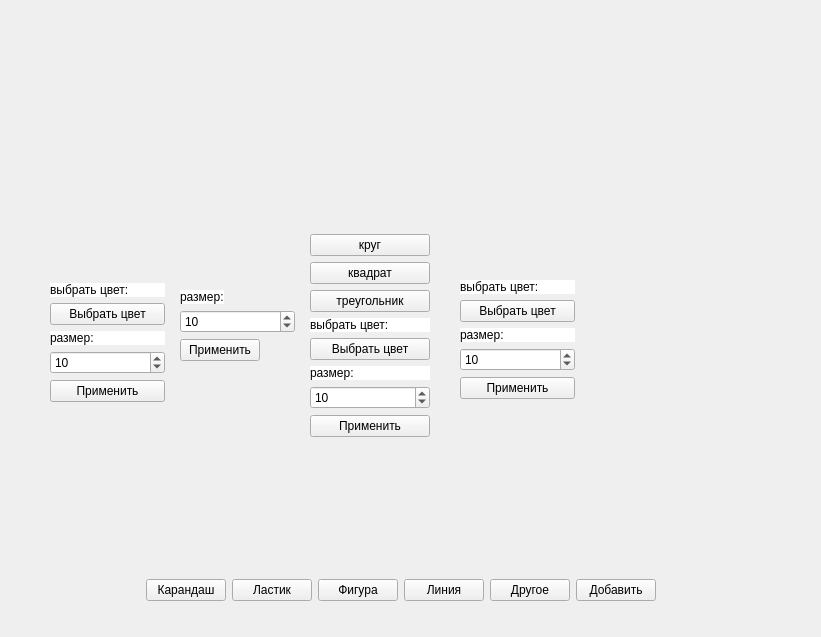
Above: layouts/whiteboard.ui from banana-dan/Whiteboards before the change. Below: the same form after it.
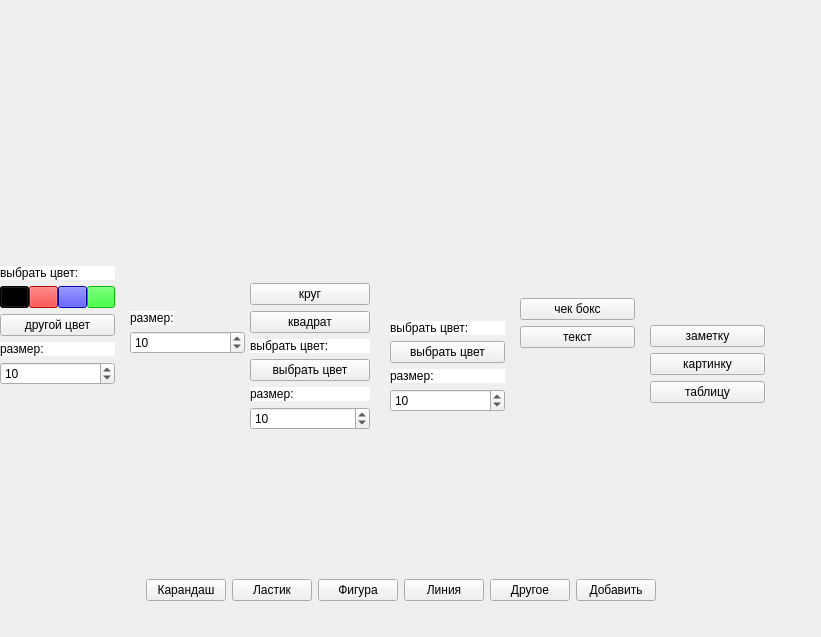
That is the form after the change.

The edit to the form file:
```diff
--- a/layouts/whiteboard.ui
+++ b/layouts/whiteboard.ui
@@ -156,7 +156,7 @@
   <widget class="QWidget" name="figureLayout" native="true">
    <property name="geometry">
     <rect>
-     <x>310</x>
+     <x>250</x>
      <y>120</y>
      <width>120</width>
      <height>317</height>
@@ -173,7 +173,7 @@
      <number>0</number>
     </property>
     <property name="bottomMargin">
-     <number>0</number>
+     <number>7</number>
     </property>
     <item>
      <spacer name="verticalSpacer_3">
@@ -202,13 +202,6 @@
       </property>
      </widget>
     </item>
-    <item>
-     <widget class="QPushButton" name="pushButton">
-      <property name="text">
-       <string>треугольник</string>
-      </property>
-     </widget>
-    </item>
     <item>
      <widget class="QLabel" name="label_6">
       <property name="styleSheet">
@@ -222,7 +215,7 @@
     <item>
      <widget class="QPushButton" name="chooseFigureColorButton">
       <property name="text">
-       <string>Выбрать цвет</string>
+       <string>выбрать цвет</string>
       </property>
      </widget>
     </item>
@@ -239,26 +232,19 @@
     <item>
      <widget class="QSpinBox" name="chooseFigureSizeSpinBox">
       <property name="maximum">
-       <number>100</number>
+       <number>999</number>
       </property>
       <property name="value">
        <number>10</number>
       </property>
      </widget>
     </item>
-    <item>
-     <widget class="QPushButton" name="applyPenButton_2">
-      <property name="text">
-       <string>Применить</string>
-      </property>
-     </widget>
-    </item>
    </layout>
   </widget>
   <widget class="QWidget" name="eraserLayout" native="true">
    <property name="geometry">
     <rect>
-     <x>180</x>
+     <x>130</x>
      <y>210</y>
      <width>115</width>
      <height>151</height>
@@ -275,7 +261,7 @@
      <number>0</number>
     </property>
     <property name="bottomMargin">
-     <number>0</number>
+     <number>7</number>
     </property>
     <item>
      <spacer name="verticalSpacer">
@@ -322,26 +308,13 @@
       </property>
      </widget>
     </item>
-    <item>
-     <widget class="QPushButton" name="applyEraserButton">
-      <property name="sizePolicy">
-       <sizepolicy hsizetype="Fixed" vsizetype="Fixed">
-        <horstretch>0</horstretch>
-        <verstretch>0</verstretch>
-       </sizepolicy>
-      </property>
-      <property name="text">
-       <string>Применить</string>
-      </property>
-     </widget>
-    </item>
    </layout>
   </widget>
   <widget class="QWidget" name="penLayout" native="true">
    <property name="geometry">
     <rect>
-     <x>50</x>
-     <y>190</y>
+     <x>0</x>
+     <y>180</y>
      <width>115</width>
      <height>212</height>
     </rect>
@@ -357,7 +330,7 @@
      <number>0</number>
     </property>
     <property name="bottomMargin">
-     <number>0</number>
+     <number>7</number>
     </property>
     <item>
      <spacer name="verticalSpacer_2">
@@ -382,10 +355,81 @@
       </property>
      </widget>
     </item>
+    <item>
+     <layout class="QHBoxLayout" name="horizontalLayout_2">
+      <property name="spacing">
+       <number>0</number>
+      </property>
+      <item>
+       <widget class="QPushButton" name="selectBlackPenColorButton">
+        <property name="sizePolicy">
+         <sizepolicy hsizetype="Fixed" vsizetype="Fixed">
+          <horstretch>0</horstretch>
+          <verstretch>0</verstretch>
+         </sizepolicy>
+        </property>
+        <property name="styleSheet">
+         <string notr="true">background-color: rgb(0, 0, 0);</string>
+        </property>
+        <property name="text">
+         <string/>
+        </property>
+       </widget>
+      </item>
+      <item>
+       <widget class="QPushButton" name="selectRedPenColorButton">
+        <property name="sizePolicy">
+         <sizepolicy hsizetype="Fixed" vsizetype="Fixed">
+          <horstretch>0</horstretch>
+          <verstretch>0</verstretch>
+         </sizepolicy>
+        </property>
+        <property name="styleSheet">
+         <string notr="true">background-color: rgb(255, 0, 0);</string>
+        </property>
+        <property name="text">
+         <string/>
+        </property>
+       </widget>
+      </item>
+      <item>
+       <widget class="QPushButton" name="selectBluePenColorButton">
+        <property name="sizePolicy">
+         <sizepolicy hsizetype="Fixed" vsizetype="Fixed">
+          <horstretch>0</horstretch>
+          <verstretch>0</verstretch>
+         </sizepolicy>
+        </property>
+        <property name="styleSheet">
+         <string notr="true">background-color: rgb(0, 0, 255);</string>
+        </property>
+        <property name="text">
+         <string/>
+        </property>
+       </widget>
+      </item>
+      <item>
+       <widget class="QPushButton" name="selectGreenPenColorButton">
+        <property name="sizePolicy">
+         <sizepolicy hsizetype="Fixed" vsizetype="Fixed">
+          <horstretch>0</horstretch>
+          <verstretch>0</verstretch>
+         </sizepolicy>
+        </property>
+        <property name="styleSheet">
+         <string notr="true">background-color: rgb(0, 255, 0);</string>
+        </property>
+        <property name="text">
+         <string/>
+        </property>
+       </widget>
+      </item>
+     </layout>
+    </item>
     <item>
      <widget class="QPushButton" name="choosePenColorButton">
       <property name="text">
-       <string>Выбрать цвет</string>
+       <string>другой цвет</string>
       </property>
      </widget>
     </item>
@@ -409,20 +453,13 @@
       </property>
      </widget>
     </item>
-    <item>
-     <widget class="QPushButton" name="applyPenButton">
-      <property name="text">
-       <string>Применить</string>
-      </property>
-     </widget>
-    </item>
    </layout>
   </widget>
   <widget class="QWidget" name="lineLayout" native="true">
    <property name="geometry">
     <rect>
-     <x>460</x>
-     <y>190</y>
+     <x>390</x>
+     <y>210</y>
      <width>115</width>
      <height>209</height>
     </rect>
@@ -438,7 +475,7 @@
      <number>0</number>
     </property>
     <property name="bottomMargin">
-     <number>0</number>
+     <number>7</number>
     </property>
     <item>
      <spacer name="verticalSpacer_5">
@@ -466,7 +503,7 @@
     <item>
      <widget class="QPushButton" name="chooseLineColorButton">
       <property name="text">
-       <string>Выбрать цвет</string>
+       <string>выбрать цвет</string>
       </property>
      </widget>
     </item>
@@ -483,17 +520,119 @@
     <item>
      <widget class="QSpinBox" name="chooseLineSizeSpinBox">
       <property name="maximum">
-       <number>100</number>
+       <number>999</number>
       </property>
       <property name="value">
        <number>10</number>
       </property>
      </widget>
     </item>
+   </layout>
+  </widget>
+  <widget class="QWidget" name="addLayout" native="true">
+   <property name="geometry">
+    <rect>
+     <x>650</x>
+     <y>240</y>
+     <width>115</width>
+     <height>170</height>
+    </rect>
+   </property>
+   <layout class="QVBoxLayout" name="verticalLayout_4">
+    <property name="leftMargin">
+     <number>0</number>
+    </property>
+    <property name="topMargin">
+     <number>0</number>
+    </property>
+    <property name="rightMargin">
+     <number>0</number>
+    </property>
+    <property name="bottomMargin">
+     <number>7</number>
+    </property>
     <item>
-     <widget class="QPushButton" name="applyLineButton">
+     <spacer name="verticalSpacer_4">
+      <property name="orientation">
+       <enum>Qt::Vertical</enum>
+      </property>
+      <property name="sizeHint" stdset="0">
+       <size>
+        <width>20</width>
+        <height>55</height>
+       </size>
+      </property>
+     </spacer>
+    </item>
+    <item>
+     <widget class="QPushButton" name="addNoteButton">
       <property name="text">
-       <string>Применить</string>
+       <string>заметку</string>
+      </property>
+     </widget>
+    </item>
+    <item>
+     <widget class="QPushButton" name="addImageButton">
+      <property name="text">
+       <string>картинку</string>
+      </property>
+     </widget>
+    </item>
+    <item>
+     <widget class="QPushButton" name="addCsvButton">
+      <property name="text">
+       <string>таблицу</string>
+      </property>
+     </widget>
+    </item>
+   </layout>
+  </widget>
+  <widget class="QWidget" name="otherLayout" native="true">
+   <property name="geometry">
+    <rect>
+     <x>520</x>
+     <y>220</y>
+     <width>115</width>
+     <height>135</height>
+    </rect>
+   </property>
+   <layout class="QVBoxLayout" name="verticalLayout_6">
+    <property name="leftMargin">
+     <number>0</number>
+    </property>
+    <property name="topMargin">
+     <number>0</number>
+    </property>
+    <property name="rightMargin">
+     <number>0</number>
+    </property>
+    <property name="bottomMargin">
+     <number>7</number>
+    </property>
+    <item>
+     <spacer name="verticalSpacer_6">
+      <property name="orientation">
+       <enum>Qt::Vertical</enum>
+      </property>
+      <property name="sizeHint" stdset="0">
+       <size>
+        <width>20</width>
+        <height>55</height>
+       </size>
+      </property>
+     </spacer>
+    </item>
+    <item>
+     <widget class="QPushButton" name="addCheckBoxButton">
+      <property name="text">
+       <string>чек бокс</string>
+      </property>
+     </widget>
+    </item>
+    <item>
+     <widget class="QPushButton" name="addTextButton">
+      <property name="text">
+       <string>текст</string>
       </property>
      </widget>
     </item>
```
Left out of the diff: 4 changed lines with no effect on the pictures.
